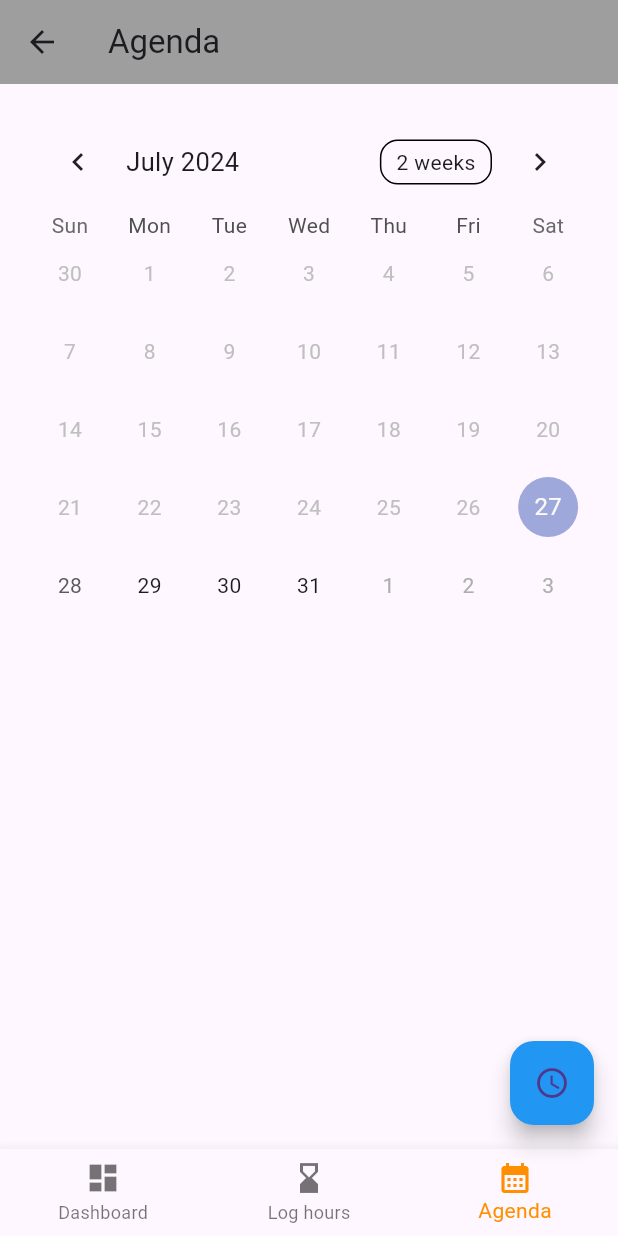
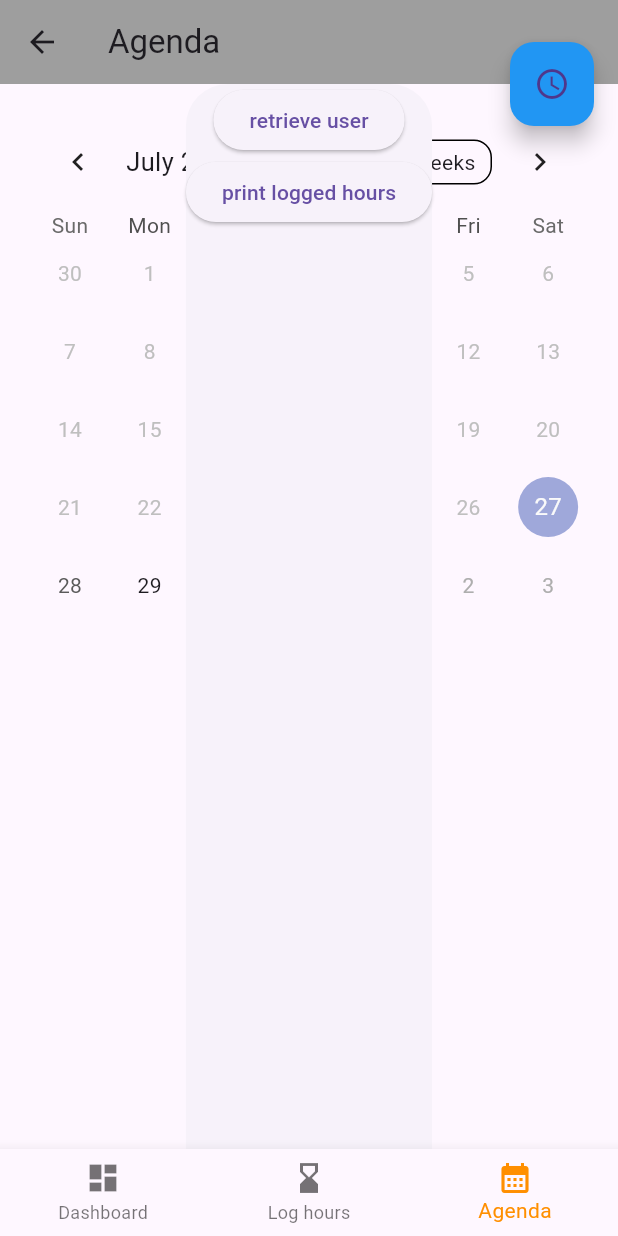
Before and after one commit to KhalilHen/time-logger_0, a Flutter app: the AgendaPage screen opened directly, on a phone screen of 412 x 824 dp. Run offline on Flutter 3.47's test engine with Material 3 defaults, Android fonts, the phone set to English and light mode, and no system bars; drawn by our look-alikes of table_calendar; our stand-ins replace cloud_firestore, firebase_auth, firebase_core, flutter_datetime_picker_plus; accounts and stored records are empty.

Commit message:
Created that you can only fill in numbers in the loghours dialog, and i've created function. That retrieves which date the logged in user has logged

```diff
--- a/lib/agenda.dart
+++ b/lib/agenda.dart
@@ -1,3 +1,4 @@
+import 'package:cloud_firestore/cloud_firestore.dart';
 import 'package:flutter/material.dart';
 import 'package:table_calendar/table_calendar.dart';
 
@@ -46,7 +47,6 @@
 
 
 
-
 late Stream<User?> autStateChanges;
 
 @override
@@ -59,19 +59,40 @@
 }
 
 Future<void> retrieveCurrentUser() async {
+
+
+
     currentUser = auth.currentUser;
 
-  }
-
-  void getLoggedHours() {
+if(currentUser != null) {
+  // TODO remove this later
+  print(currentUser?.email);
+} else {
+  print('No user logged in');
 
 
 
   }
+}
+
+  Future<void> getLoggedHours() async {
+
+QuerySnapshot querySnapshot = await FirebaseFirestore.instance.collection('LoggedHours/').where('userId', isEqualTo: currentUser?.uid).get();
+
+
+
+
+final allData = querySnapshot.docs.map((doc) => doc.data()).toList();
+print(allData);
+
+  }
+
+
+
+  //
   @override
   Widget build(BuildContext context) {
    return Scaffold(
-          // backgroundColor: primaryBackground,
 appBar: AppBar(
         backgroundColor: Colors.grey,
         title: Text('Agenda'),
@@ -79,7 +100,6 @@
 body:  content(
 
 ),
-
 
    floatingActionButton: FloatingActionButton(
          onPressed: () {
@@ -90,11 +110,24 @@
             },
           );
          },
-
         child: Icon(Icons.access_time),
         backgroundColor: Colors.blue,
         tooltip: 'Log Hours',
       ),
+      bottomSheet: Column(
+        children: [
+
+           ElevatedButton(onPressed: retrieveCurrentUser, child: Text('retrieve user'),
+
+           ),
+
+           ElevatedButton(onPressed:   getLoggedHours,
+ child: Text('print logged hours'),
+
+           ),
+        ],
+      ),
+
 
 // Bottom nav
     bottomNavigationBar: BottomNavigationBar(
```
Also changed, not shown: lib/dialogs/log-hours-dialog.dart (+13 -3 lines).
